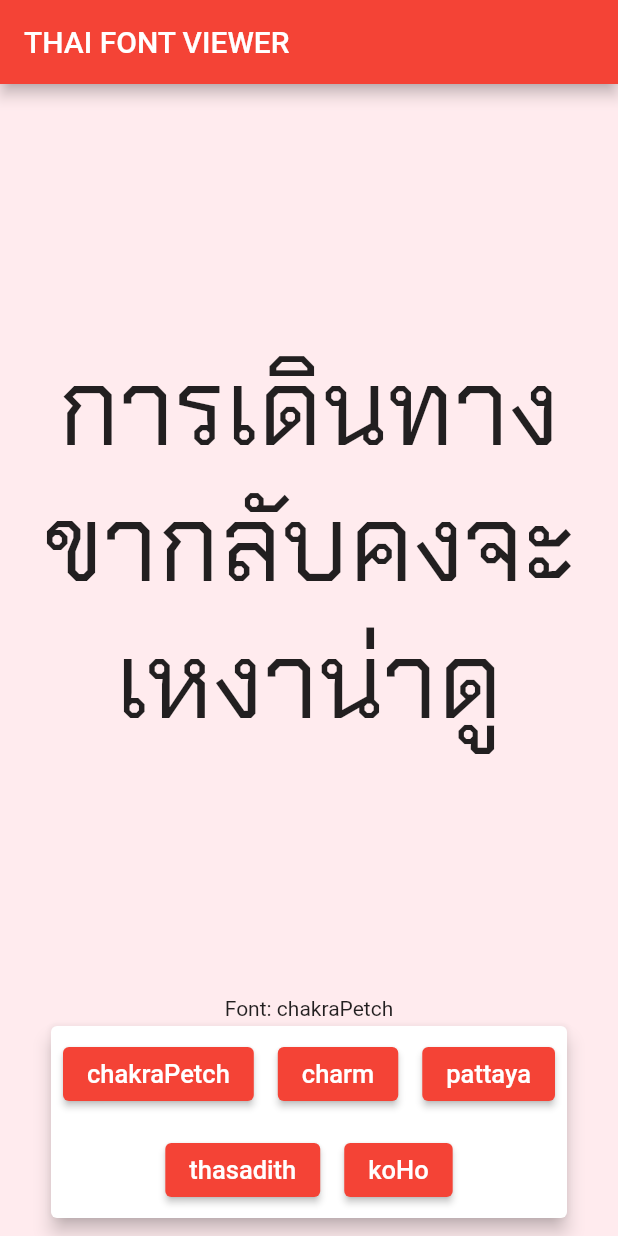
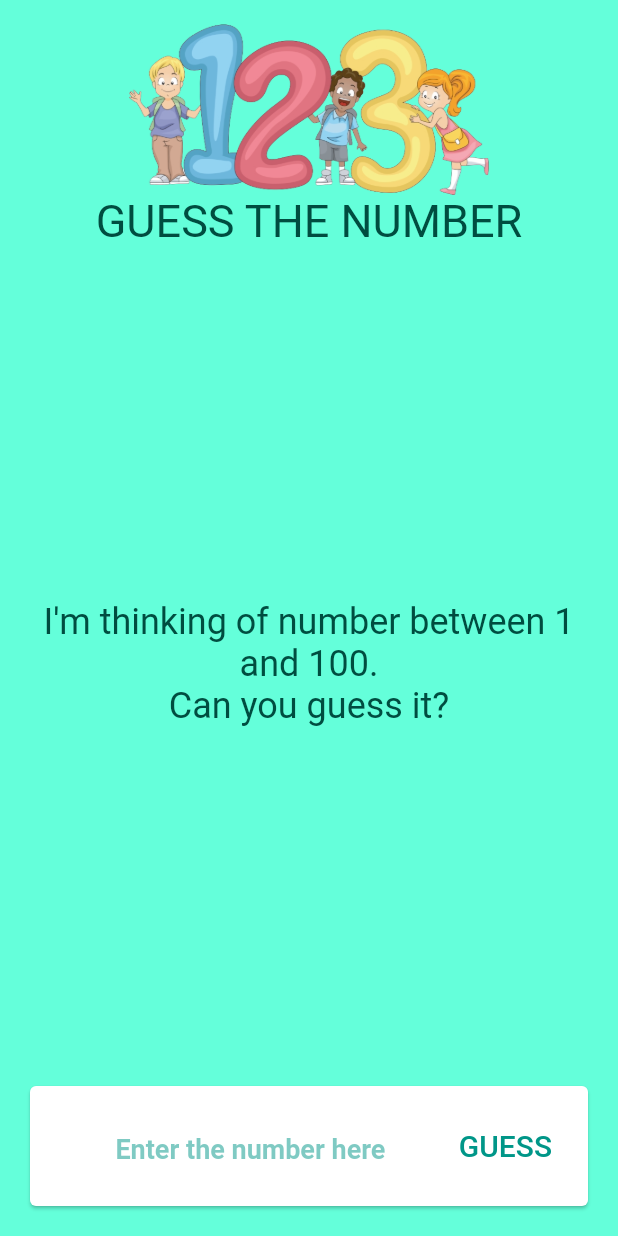
Before and after one commit to tiwarin42/mobileHomework, a Flutter app: the screen it shows after launch, on a phone screen of 412 x 824 dp. Run offline on Flutter 3.47's test engine with Material 2 defaults, Android fonts, the phone set to English and light mode, and no system bars; our stand-ins replace google_fonts; Roboto replaces fonts that are missing (Kanit).

Commit message:
Homework9

```diff
--- a/lib/main.dart
+++ b/lib/main.dart
@@ -1,5 +1,6 @@
 import 'package:flutter/material.dart';
-import 'package:mobilehomework/pages/homework_8.dart';
+// import 'package:mobilehomework/pages/homework_8.dart';
+import 'package:mobilehomework/pages/homework_9.dart';
 
 void main() {
   runApp(MyApp());
@@ -12,9 +13,9 @@ class MyApp extends StatelessWidget {
     return MaterialApp(
       title: 'Flutter Demo',
       theme: ThemeData(
-        primarySwatch: Colors.red,
+        primarySwatch: Colors.teal,
       ),
-      home: HomeWork8(),
+      home: HomeWork9(),
     );
   }
 }
--- /dev/null
+++ b/lib/pages/game.dart
@@ -0,0 +1,29 @@
+import 'dart:math';
+
+class Game {
+  final int _answer;
+  int _totalGuesses = 0;
+  List _list = [];
+
+  Game() : _answer = Random().nextInt(100) + 1 {
+    print('Game constructor');
+  }
+
+  int get totalGuesses => _totalGuesses;
+
+
+  List get list => _list;
+
+  int doGuess(int num) {
+    _totalGuesses++;
+    _list.add(num);
+
+    if (num > _answer) {
+      return 1;
+    } else if (num < _answer) {
+      return -1;
+    } else {
+      return 0;
+    }
+  }
+}
--- /dev/null
+++ b/lib/pages/homework_9.dart
@@ -0,0 +1,261 @@
+import 'package:flutter/material.dart';
+import 'package:google_fonts/google_fonts.dart';
+import 'game.dart';
+
+class HomeWork9 extends StatefulWidget {
+  const HomeWork9({Key? key}) : super(key: key);
+
+  @override
+  _HomeWork9State createState() => _HomeWork9State();
+}
+
+class _HomeWork9State extends State<HomeWork9> {
+  late Game _game;
+  final _controller = TextEditingController();
+  String? _guessNumber;
+  String? _feedback;
+  bool newGame = false;
+
+  @override
+  void initState() {
+    super.initState();
+    _game = Game();
+  }
+
+  @override
+  void dispose() {
+    _controller.dispose();
+    super.dispose();
+  }
+
+  @override
+  Widget build(BuildContext context) {
+    return Scaffold(
+      body: Container(
+        color: Colors.tealAccent,
+        child: SafeArea(
+          child: Padding(
+            padding: const EdgeInsets.all(16.0),
+            child: Column(
+              mainAxisAlignment: MainAxisAlignment.spaceBetween,
+              children: [
+                _buildHeader(),
+                _buildMainContent(),
+                _buildInputpanel(),
+              ],
+            ),
+          ),
+        ),
+      ),
+    );
+  }
+
+  void _showMaterialDialog(String title, String msg) {
+    showDialog(
+      context: context,
+      builder: (BuildContext context) {
+        return AlertDialog(
+          title: Text(title),
+          content: Text(msg),
+          actions: [
+            // ปุ่ม OK ใน dialog
+            TextButton(
+              child: const Text('OK'),
+              onPressed: () {
+                // ปิด dialog
+                Navigator.of(context).pop();
+              },
+            ),
+          ],
+        );
+      },
+    );
+  }
+
+  Widget _buildHeader() {
+    return Column(
+      children: [
+        Image.asset(
+          'assets/images/logo_number.png',
+          width: 240.0,
+        ),
+        Text(
+          'GUESS THE NUMBER',
+          style: GoogleFonts.kanit(fontSize: 30.0, color: Colors.teal[900]),
+        ),
+      ],
+    );
+  }
+
+  Widget _buildMainContent() {
+    return _guessNumber == null
+        ? Padding(
+            padding: const EdgeInsets.all(8.0),
+            child: Column(
+              mainAxisAlignment: MainAxisAlignment.center,
+              children: [
+                Text('I\'m thinking of number between 1 and 100.',
+                    textAlign: TextAlign.center,
+                    style: GoogleFonts.kanit(
+                        fontSize: 24.0, color: Colors.teal[900])),
+                Text('Can you guess it?',
+                    textAlign: TextAlign.center,
+                    style: GoogleFonts.kanit(
+                        fontSize: 24.0, color: Colors.teal[900])),
+              ],
+            ),
+          )
+        : _feedback == 'CORRECT!'
+            ? Column(
+                mainAxisAlignment: MainAxisAlignment.center,
+                children: [
+                  Text(
+                    _guessNumber!,
+                    style: TextStyle(fontSize: 100.0, color: Colors.black87),
+                  ),
+                  Row(
+                    mainAxisAlignment: MainAxisAlignment.center,
+                    children: [
+                      Icon(
+                        Icons.check,
+                        color: Colors.green[800],
+                        size: 60.0,
+                      ),
+                      Text(
+                        _feedback!,
+                        style: TextStyle(fontSize: 40.0, color: Colors.black87),
+                      ),
+                    ],
+                  ),
+                  SizedBox(
+                    height: 15.0,
+                  ),
+                  ElevatedButton(
+                    onPressed: () {
+                      setState(() {
+                        _game = Game();
+                        newGame = false;
+                        _guessNumber = null;
+                        _feedback = null;
+                      });
+                    },
+                    child: Padding(
+                      padding: const EdgeInsets.all(10.0),
+                      child: Text(
+                        'NEW GAME',
+                        style: TextStyle(fontSize: 18.0),
+                      ),
+                    ),
+                  ),
+                ],
+              )
+            : _feedback == ''
+                ? SizedBox.shrink()
+                : Column(
+                    children: [
+                      Text(
+                        _guessNumber!,
+                        style:
+                            TextStyle(fontSize: 100.0, color: Colors.blueGrey),
+                      ),
+                      Row(
+                        mainAxisAlignment: MainAxisAlignment.center,
+                        children: [
+                          Icon(
+                            Icons.clear,
+                            color: Colors.red,
+                            size: 60.0,
+                          ),
+                          Text(
+                            _feedback!,
+                            style: TextStyle(
+                                fontSize: 40.0, color: Colors.black87),
+                          ),
+                        ],
+                      ),
+                    ],
+                  );
+  }
+
+  Widget _buildInputpanel() {
+    return Card(
+      child: Padding(
+        padding: const EdgeInsets.all(16.0),
+        child: Row(
+          mainAxisAlignment: MainAxisAlignment.center,
+          children: [
+            Flexible(
+              child: TextField(
+                controller: _controller,
+                keyboardType: TextInputType.number,
+                style: const TextStyle(
+                  color: Colors.teal,
+                  fontSize: 24.0,
+                  fontWeight: FontWeight.bold,
+                ),
+                cursorColor: Colors.teal,
+                textAlign: TextAlign.center,
+                decoration: InputDecoration(
+                  contentPadding: EdgeInsets.all(10.0),
+                  isDense: true,
+                  enabledBorder: UnderlineInputBorder(
+                    borderSide: BorderSide(
+                      color: Colors.white.withOpacity(0.5),
+                    ),
+                  ),
+                  focusedBorder: const UnderlineInputBorder(
+                    borderSide: BorderSide(color: Colors.teal),
+                  ),
+                  hintText: 'Enter the number here',
+                  hintStyle: TextStyle(
+                    color: Colors.teal.withOpacity(0.5),
+                    fontSize: 18.0,
+                  ),
+                ),
+              ),
+            ),
+            TextButton(
+              onPressed: () {
+                setState(() {
+                  _guessNumber = _controller.text;
+                  int? guess = int.tryParse(_guessNumber!);
+                  if (guess != null) {
+                    var result = _game.doGuess(guess);
+                    var totalGuesses = _game.totalGuesses;
+                    if (result == 0) {
+                      newGame = true;
+                      _feedback = 'CORRECT!';
+                      _showMaterialDialog(
+                          "GOOD JOB!",
+                          'The answer is $_guessNumber\n'
+                              'You have made $totalGuesses guuesses.\n\n > ${_game.list}');
+                      _controller.clear();
+                    } else if (result == 1) {
+                      _feedback = 'TOO HIGH!';
+                      _controller.clear();
+                    } else {
+                      _feedback = 'TOO LOW!';
+                      _controller.clear();
+                    }
+                  } else {
+                    _feedback = '';
+                    _showMaterialDialog('Error', 'Please enter the number');
+                    _controller.clear();
+                    newGame = false;
+                  }
+                });
+              },
+              child: Text(
+                'GUESS',
+                style: GoogleFonts.kanit(
+                  fontSize: 20.0,
+                  color: Colors.teal,
+                ),
+              ),
+            ),
+          ],
+        ),
+      ),
+    );
+  }
+}
--- a/pubspec.yaml
+++ b/pubspec.yaml
@@ -46,8 +46,8 @@ flutter:
   uses-material-design: true
 
   # To add assets to your application, add an assets section, like this:
-  # assets:
-  #   - images/a_dot_burr.jpeg
+  assets:
+     - assets/images/
   #   - images/a_dot_ham.jpeg
 
   # An image asset can refer to one or more resolution-specific "variants", see
```
Also changed, not shown: assets/images/logo_number.png (added).
